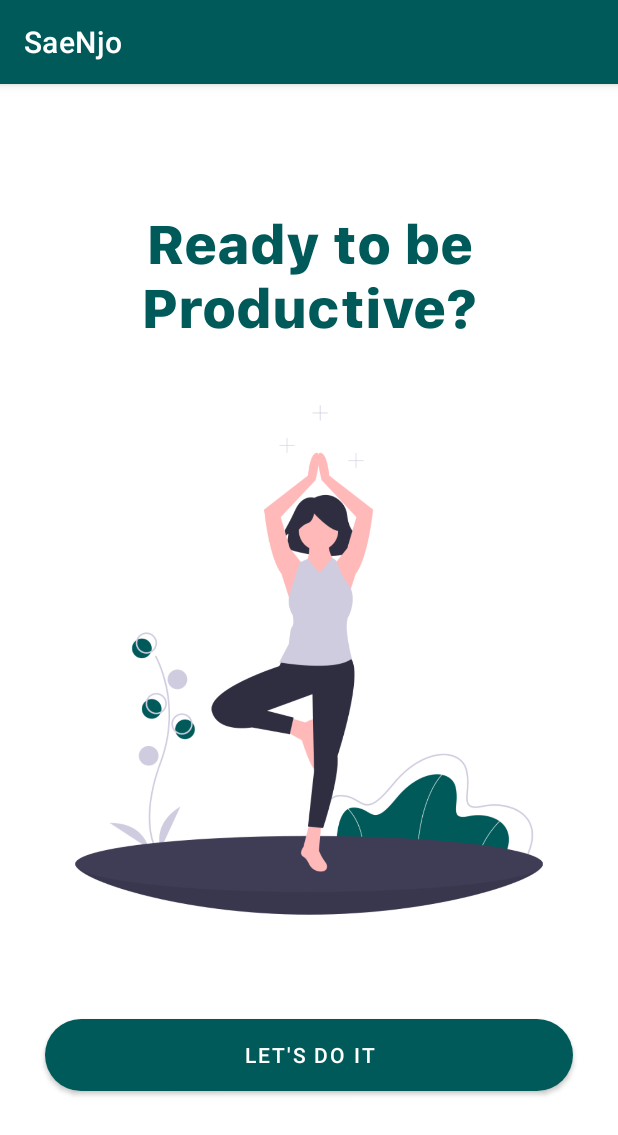
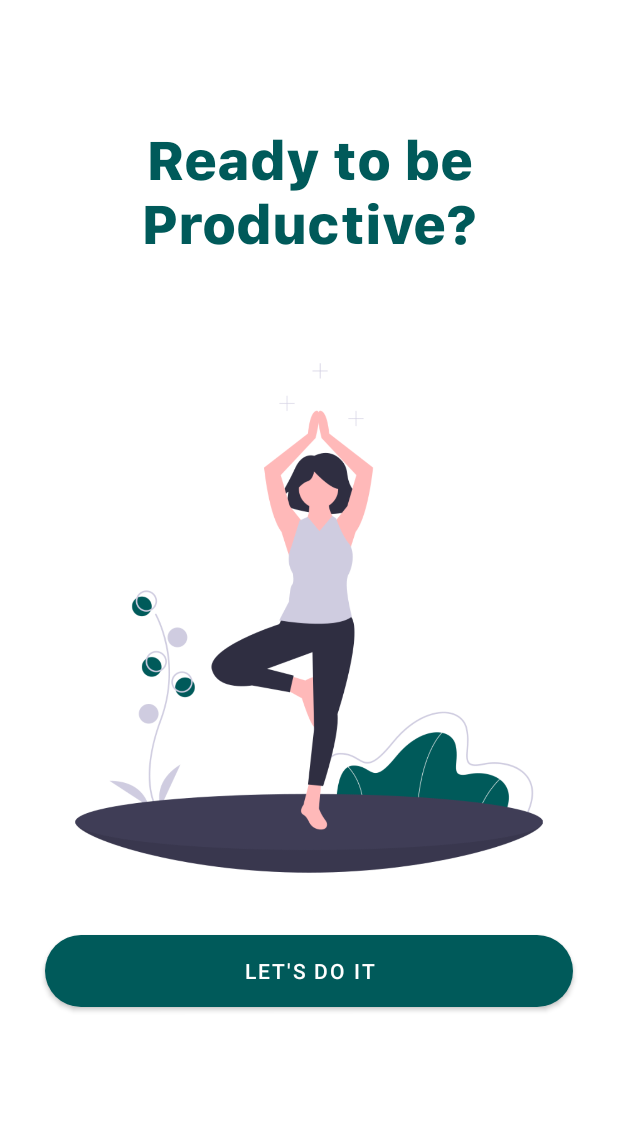
Before and after one commit to xxsimpnation/SaeNjo, an Android app: the screen it shows after launch (MainActivity), on a phone screen of 412 x 824 dp. Shown: the top 1135 px of the screen. Run offline under Robolectric (Android 15) with nearby library versions, the phone set to English and light mode, and no system bars.

Commit message:
ubah theme
ubah theme + ilangin action bar (atas)

```diff
--- a/app/src/main/res/values-night/themes.xml
+++ /dev/null
@@ -1,16 +0,0 @@
-<resources xmlns:tools="http://schemas.android.com/tools">
-    <!-- Base application theme. -->
-    <style name="Theme.SaeNjo" parent="Theme.MaterialComponents.DayNight.DarkActionBar">
-        <!-- Primary brand color. -->
-        <item name="colorPrimary">@color/purple_200</item>
-        <item name="colorPrimaryVariant">@color/purple_700</item>
-        <item name="colorOnPrimary">@color/black</item>
-        <!-- Secondary brand color. -->
-        <item name="colorSecondary">@color/teal_200</item>
-        <item name="colorSecondaryVariant">@color/teal_200</item>
-        <item name="colorOnSecondary">@color/black</item>
-        <!-- Status bar color. -->
-        <item name="android:statusBarColor" tools:targetApi="l">?attr/colorPrimaryVariant</item>
-        <!-- Customize your theme here. -->
-    </style>
-</resources>
--- a/app/src/main/res/values/themes.xml
+++ b/app/src/main/res/values/themes.xml
@@ -1,6 +1,6 @@
 <resources xmlns:tools="http://schemas.android.com/tools">
     <!-- Base application theme. -->
-    <style name="Theme.SaeNjo" parent="Theme.MaterialComponents.DayNight.DarkActionBar">
+    <style name="Theme.SaeNjo" parent="Theme.MaterialComponents.Light.NoActionBar">
         <!-- Primary brand color. -->
         <item name="colorPrimary">@color/green_500</item>
         <!-- Status bar color. -->
```
Also changed, not shown: app/src/main/res/page_awal/page awal.png (deleted).
